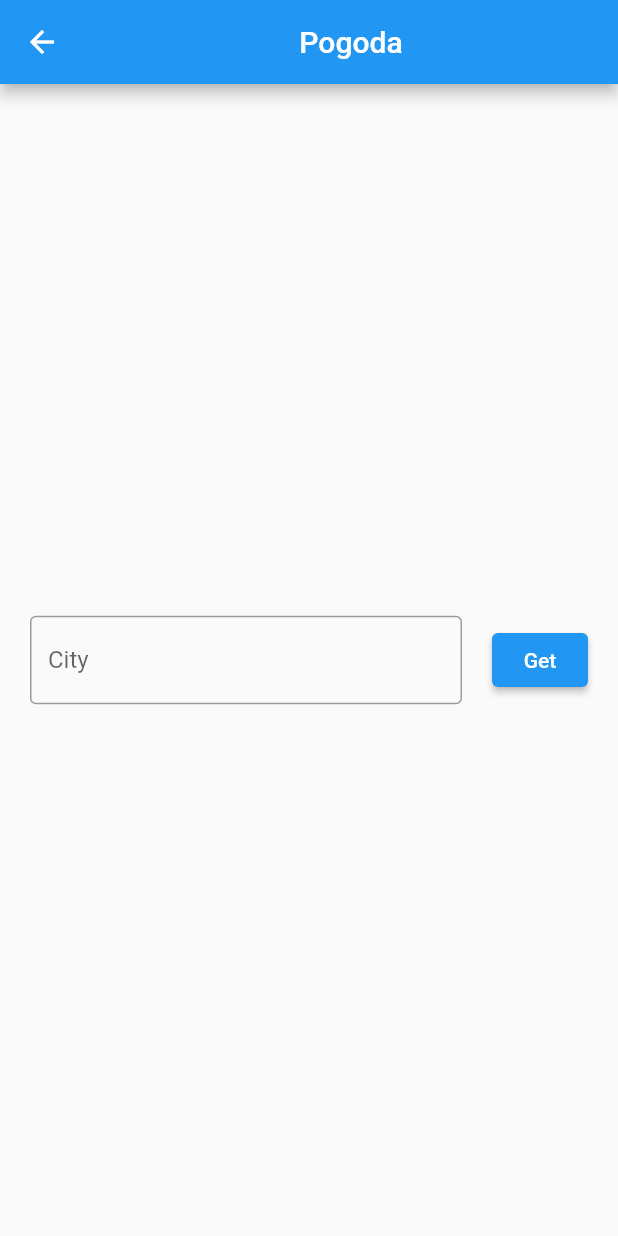
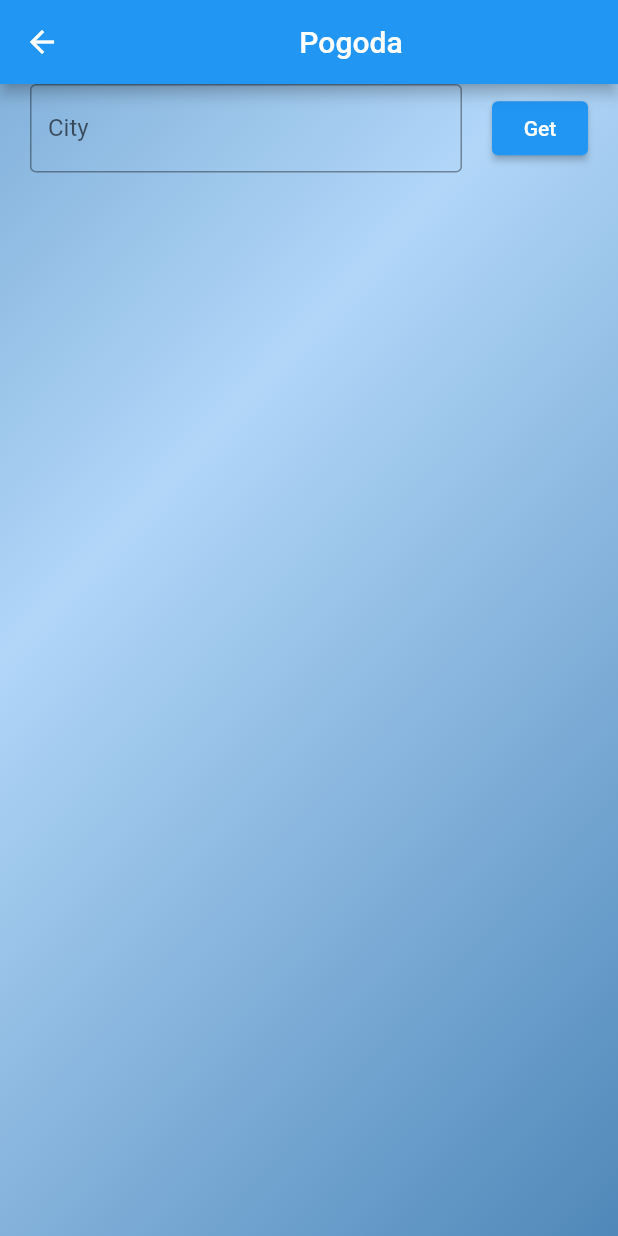
Before and after one commit to Dariuki/wydatki, a Flutter app: the screen it shows once a user with an empty profile is signed in, in the side drawer, after a tap on "Pogoda", on a phone screen of 412 x 824 dp. Run offline on Flutter 3.47's test engine with Material 2 defaults, Android fonts, the phone set to English and light mode, and no system bars; our stand-ins replace bloc, cloud_firestore, dio, firebase_auth, firebase_core, flutter_bloc and 5 more; missing offline and left inert: flutterfire_ui; accounts and stored records are empty; generated files the repository leaves out were written again.

Commit message:
Change Weather Page  appearance

```diff
--- a/lib/domain/models/condition_model.dart
+++ b/lib/domain/models/condition_model.dart
@@ -6,9 +6,7 @@ part 'condition_model.g.dart';
 @freezed
 class ConditionModel with _$ConditionModel {
   factory ConditionModel(
-    @JsonKey(name: 'icon') String imageUrl,
     @JsonKey(name: 'text') String weatherCondition,
-
   ) = _ConditionModel;
 
   factory ConditionModel.fromJson(Map<String, dynamic> json) =>
--- a/lib/domain/models/current_model.dart
+++ b/lib/domain/models/current_model.dart
@@ -11,6 +11,8 @@ class CurrentModel with _$CurrentModel {
     @JsonKey(name: 'pressure_mb') double pressure,
     ConditionModel condition,
     @JsonKey(name: 'wind_kph') double wind,
+    @JsonKey(name: 'wind_dir') String windDirection,
+    double humidity,
     @JsonKey(name: 'feelslike_c') double tempFeels,
   ) = _CurrentModel;
 
--- a/lib/domain/models/location_model.dart
+++ b/lib/domain/models/location_model.dart
@@ -7,8 +7,12 @@ part 'location_model.g.dart';
 class LocationModel with _$LocationModel {
   factory LocationModel(
     @JsonKey(name: 'name') String city,
+    @JsonKey(name: 'localtime') String date,
   ) = _LocationModel;
 
   factory LocationModel.fromJson(Map<String, dynamic> json) =>
       _$$_LocationModelFromJson(json);
+
+
+
 }
--- a/lib/domain/models/weather_model.dart
+++ b/lib/domain/models/weather_model.dart
@@ -1,6 +1,8 @@
 import 'package:freezed_annotation/freezed_annotation.dart';
 import 'package:wydatki/domain/models/current_model.dart';
 import 'package:wydatki/domain/models/location_model.dart';
+
+
 
 part 'weather_model.freezed.dart';
 part 'weather_model.g.dart';
--- a/lib/domain/ropositories/category_repository.dart
+++ b/lib/domain/ropositories/category_repository.dart
@@ -1,6 +1,6 @@
 import 'package:injectable/injectable.dart';
 import 'package:wydatki/data/remote_data_sourse/category_remote_data_source.dart';
-import 'package:wydatki/domain/models/category_model.dart';
+import 'package:wydatki/domain/models/coffing/category_model.dart';
 
 @injectable
 class CategoriesRepository {
--- a/lib/domain/ropositories/spending_repository.dart
+++ b/lib/domain/ropositories/spending_repository.dart
@@ -1,6 +1,7 @@
 import 'package:injectable/injectable.dart';
 import 'package:wydatki/data/remote_data_sourse/spending_remote_data_source.dart';
-import 'package:wydatki/domain/models/spending_model.dart';
+import 'package:wydatki/domain/models/coffing/spending_model.dart';
+
 
 @injectable
 class SpendingsRepository {
--- a/lib/features/add/pages/add_spendings_page.dart
+++ b/lib/features/add/pages/add_spendings_page.dart
@@ -2,7 +2,7 @@ import 'package:flutter/material.dart';
 import 'package:flutter/services.dart';
 import 'package:flutter_bloc/flutter_bloc.dart';
 import 'package:wydatki/app/injection/injection_container.dart';
-import 'package:wydatki/domain/models/category_model.dart';
+import 'package:wydatki/domain/models/coffing/category_model.dart';
 
 import 'package:wydatki/features/add/cubit/add_cubit.dart';
 
--- a/lib/features/home/cubit/home_cubit.dart
+++ b/lib/features/home/cubit/home_cubit.dart
@@ -3,9 +3,8 @@ import 'package:bloc/bloc.dart';
 import 'package:freezed_annotation/freezed_annotation.dart';
 import 'package:injectable/injectable.dart';
 import 'package:wydatki/app/enum/enums.dart';
-import 'package:wydatki/domain/models/category_model.dart';
-import 'package:wydatki/domain/models/spending_model.dart';
-
+import 'package:wydatki/domain/models/coffing/category_model.dart';
+import 'package:wydatki/domain/models/coffing/spending_model.dart';
 import 'package:wydatki/domain/ropositories/category_repository.dart';
 import 'package:wydatki/domain/ropositories/spending_repository.dart';
 
--- a/lib/features/home/pages/home_page.dart
+++ b/lib/features/home/pages/home_page.dart
@@ -1,7 +1,7 @@
 import 'package:flutter/material.dart';
 import 'package:flutter_bloc/flutter_bloc.dart';
 import 'package:wydatki/app/injection/injection_container.dart';
-import 'package:wydatki/domain/models/category_model.dart';
+import 'package:wydatki/domain/models/coffing/category_model.dart';
 import 'package:wydatki/features/add/pages/add_category_page.dart';
 import 'package:wydatki/features/home/cubit/home_cubit.dart';
 import 'package:wydatki/features/home/pages/navigation_panel.dart';
--- a/lib/features/home/pages/spendings_page.dart
+++ b/lib/features/home/pages/spendings_page.dart
@@ -1,8 +1,8 @@
 import 'package:flutter/material.dart';
 import 'package:flutter_bloc/flutter_bloc.dart';
 import 'package:wydatki/app/injection/injection_container.dart';
-import 'package:wydatki/domain/models/category_model.dart';
-import 'package:wydatki/domain/models/spending_model.dart';
+import 'package:wydatki/domain/models/coffing/category_model.dart';
+import 'package:wydatki/domain/models/coffing/spending_model.dart';
 import 'package:wydatki/features/add/pages/add_spendings_page.dart';
 import 'package:wydatki/features/home/cubit/home_cubit.dart';
 
--- a/lib/features/weather/peages/weather_page.dart
+++ b/lib/features/weather/peages/weather_page.dart
@@ -2,8 +2,10 @@ import 'package:flutter/material.dart';
 import 'package:flutter_bloc/flutter_bloc.dart';
 import 'package:wydatki/app/enum/enums.dart';
 import 'package:wydatki/app/injection/injection_container.dart';
-import 'package:wydatki/domain/models/weather_model.dart';
 import 'package:wydatki/features/weather/cubit/weather_cubit.dart';
+import 'package:wydatki/features/weather/widgets/middle_widget.dart';
+import 'package:wydatki/features/weather/widgets/search_widget.dart';
+import 'package:wydatki/features/weather/widgets/top_widget.dart';
 
 class WeatherPage extends StatelessWidget {
   const WeatherPage({
@@ -34,22 +36,43 @@ class WeatherPage extends StatelessWidget {
             appBar: AppBar(
               title: const Center(child: Text('Pogoda')),
             ),
-            body: Center(
+            body: Container(
+              width: double.infinity,
+              height: double.infinity,
+              decoration: const BoxDecoration(
+                gradient: LinearGradient(
+                  begin: Alignment.centerLeft,
+                  end: Alignment.bottomRight,
+                  colors: <Color>[
+                    Color.fromARGB(255, 177, 214, 248),
+                    Color.fromARGB(255, 79, 136, 185),
+                  ],
+                  tileMode: TileMode.mirror,
+                ),
+              ),
+              child: SafeArea(
+                child: ListView(
+                  children: [
+                    Center(
                       child: Builder(builder: (context) {
                         if (state.status == Status.loading) {
-                  return const Text('Loading');
+                          return const CircularProgressIndicator();
                         }
                         return Column(
                           mainAxisAlignment: MainAxisAlignment.center,
                           children: [
                             if (weatherModel != null)
-                      _DisplayWeatherWidget(
-                        weatherModel: weatherModel,
-                      ),
-                    _SearchWidget(),
+                              TopWidget(weatherModel: weatherModel),
+                            if (weatherModel != null)
+                              MiddleWidget(weatherModel: weatherModel),
+                            SearchWidget(),
                           ],
                         );
                       }),
+                    ),
+                  ],
+                ),
+              ),
             ),
           );
         },
@@ -57,72 +80,3 @@ class WeatherPage extends StatelessWidget {
     );
   }
 }
-
-class _DisplayWeatherWidget extends StatelessWidget {
-  const _DisplayWeatherWidget({
-    Key? key,
-    required this.weatherModel,
-  }) : super(key: key);
-
-  final WeatherModel weatherModel;
-
-  @override
-  Widget build(BuildContext context) {
-    return BlocBuilder<WeatherCubit, WeatherState>(
-      builder: (context, state) {
-        return Column(
-          children: [
-            Text(
-              weatherModel.current.temperatureC.toString(),
-              style: Theme.of(context).textTheme.headline1,
-            ),
-            const SizedBox(height: 60),
-            Text(
-              weatherModel.location.city,
-              style: Theme.of(context).textTheme.headline2,
-            ),
-            const SizedBox(height: 60),
-          ],
-        );
-      },
-    );
-  }
-}
-
-class _SearchWidget extends StatelessWidget {
-  _SearchWidget({
-    Key? key,
-  }) : super(key: key);
-
-  final _controller = TextEditingController();
-
-  @override
-  Widget build(BuildContext context) {
-    return Padding(
-      padding: const EdgeInsets.symmetric(horizontal: 20.0),
-      child: Row(
-        children: [
-          Expanded(
-            child: TextField(
-              controller: _controller,
-              decoration: const InputDecoration(
-                border: OutlineInputBorder(),
-                label: Text('City'),
-                hintText: 'London',
-              ),
-            ),
-          ),
-          const SizedBox(width: 20),
-          ElevatedButton(
-            onPressed: () {
-              context
-                  .read<WeatherCubit>()
-                  .getWeather(city: _controller.text);
-            },
-            child: const Text('Get'),
-          ),
-        ],
-      ),
-    );
-  }
-}
--- /dev/null
+++ b/lib/features/weather/widgets/search_widget.dart
@@ -0,0 +1,39 @@
+import 'package:flutter/material.dart';
+import 'package:flutter_bloc/flutter_bloc.dart';
+import 'package:wydatki/features/weather/cubit/weather_cubit.dart';
+
+class SearchWidget extends StatelessWidget {
+  SearchWidget({
+    Key? key,
+  }) : super(key: key);
+
+  final _controller = TextEditingController();
+
+  @override
+  Widget build(BuildContext context) {
+    return Padding(
+      padding: const EdgeInsets.symmetric(horizontal: 20.0),
+      child: Row(
+        children: [
+          Expanded(
+            child: TextField(
+              controller: _controller,
+              decoration: const InputDecoration(
+                border: OutlineInputBorder(),
+                label: Text('City'),
+                hintText: 'London',
+              ),
+            ),
+          ),
+          const SizedBox(width: 20),
+          ElevatedButton(
+            onPressed: () {
+              context.read<WeatherCubit>().getWeather(city: _controller.text);
+            },
+            child: const Text('Get'),
+          ),
+        ],
+      ),
+    );
+  }
+}
--- a/pubspec.yaml
+++ b/pubspec.yaml
@@ -27,6 +27,7 @@ dependencies:
   dio_http2_adapter: ^2.0.0
   dio: ^4.0.4
   retrofit: ^3.0.1
+  weather_icons: ^3.0.0
 
 
 dev_dependencies:
```
Also changed, not shown: lib/features/weather/widgets/middle_widget.dart (added, +187 -0 lines), lib/features/weather/widgets/top_widget.dart (added, +127 -0 lines), lib/domain/models/coffing/category_model.dart (renamed from lib/domain/models/category_model.dart), lib/domain/models/coffing/category_model.freezed.dart (renamed from lib/domain/models/category_model.freezed.dart), lib/domain/models/coffing/category_model.g.dart (renamed from lib/domain/models/category_model.g.dart), lib/domain/models/coffing/spending_model.dart (renamed from lib/domain/models/spending_model.dart), lib/domain/models/coffing/spending_model.freezed.dart (renamed from lib/domain/models/spending_model.freezed.dart), lib/domain/models/coffing/spending_model.g.dart (renamed from lib/domain/models/spending_model.g.dart), lib/domain/models/condition_model.freezed.dart, lib/domain/models/condition_model.g.dart, lib/domain/models/current_model.freezed.dart, lib/domain/models/current_model.g.dart, lib/domain/models/location_model.freezed.dart, lib/domain/models/location_model.g.dart, 1 more files, 2 other files. Lines whose indentation alone changed are shown as unchanged.
